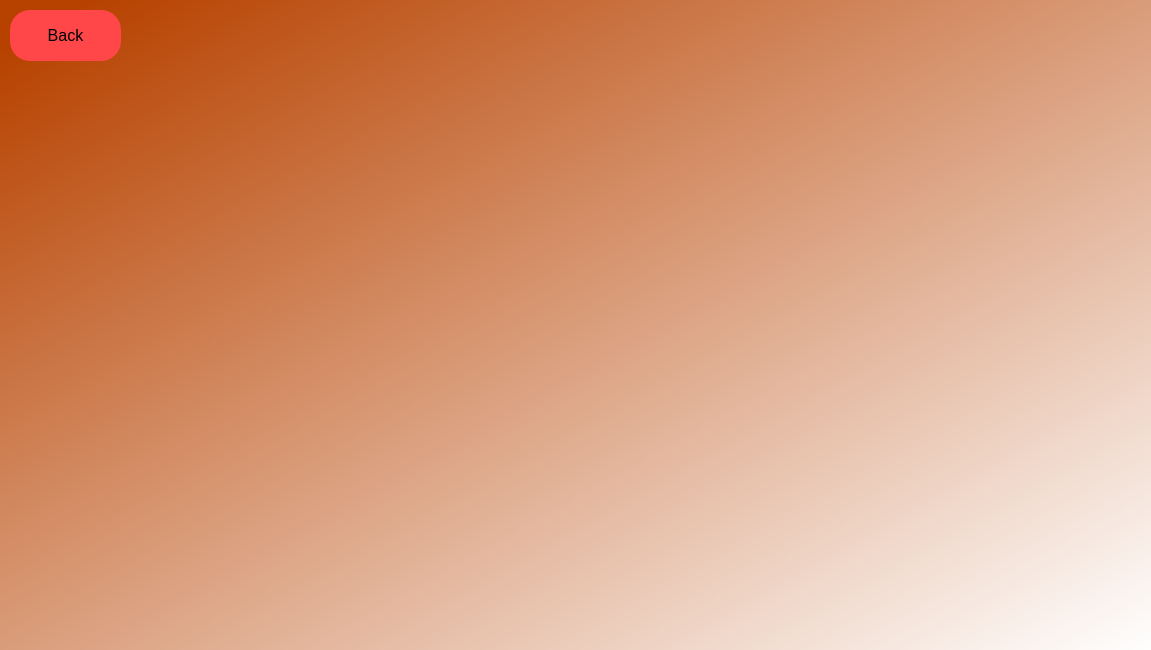
Old version of the form resources/about.ui in the repository rhnkl/SolarSpammer.
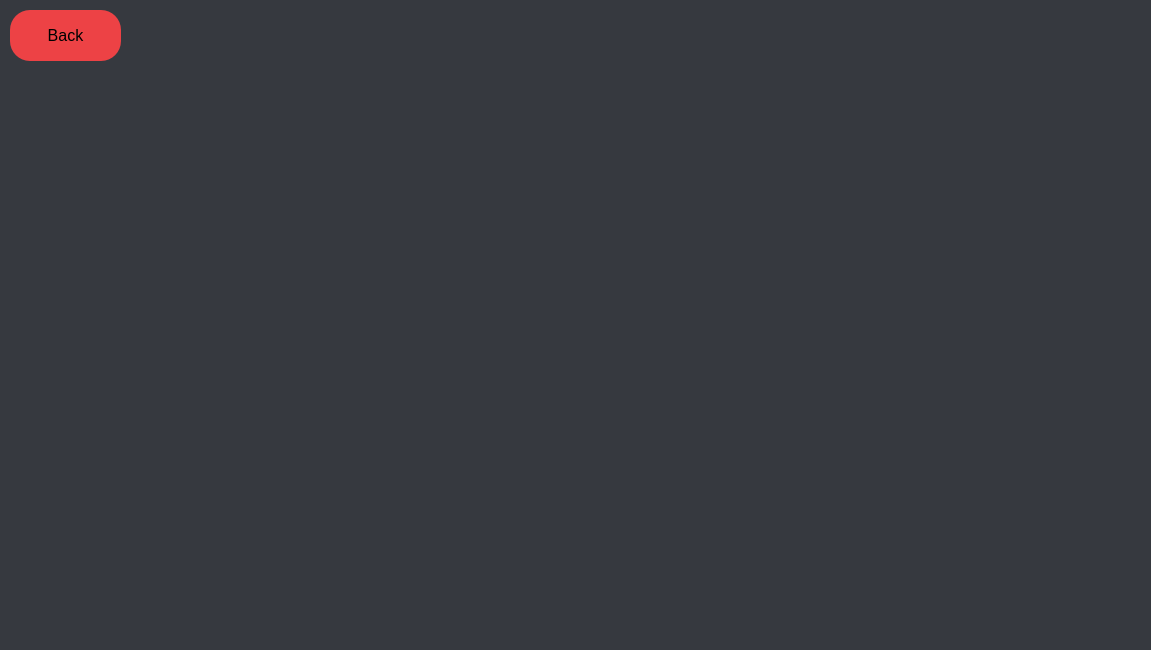
New version of the form.

Commit message: UI Redesign, Quit button, Wiki button

What changed in the file:
```diff
--- a/resources/about.ui
+++ b/resources/about.ui
@@ -23,8 +23,7 @@
     </rect>
    </property>
    <property name="styleSheet">
-    <string notr="true">QWidget#background{
-background-color: qlineargradient(spread:pad, x1:0, y1:0, x2:1, y2:1, stop:0.0397727 rgba(183, 66, 0, 255), stop:1 rgba(255, 255, 255, 255));}</string>
+    <string notr="true">QWidget#background{background-color: rgb(54, 57, 63);}</string>
    </property>
    <widget class="QLabel" name="aboutLabel">
     <property name="geometry">
@@ -96,7 +95,7 @@
     </property>
     <property name="styleSheet">
      <string notr="true">border-radius:20px;
-background-color: rgb(255, 70, 73);</string>
+background-color: rgb(237, 66, 69);</string>
     </property>
     <property name="text">
      <string>Back</string>
```
The commit also changes 5 other files.
